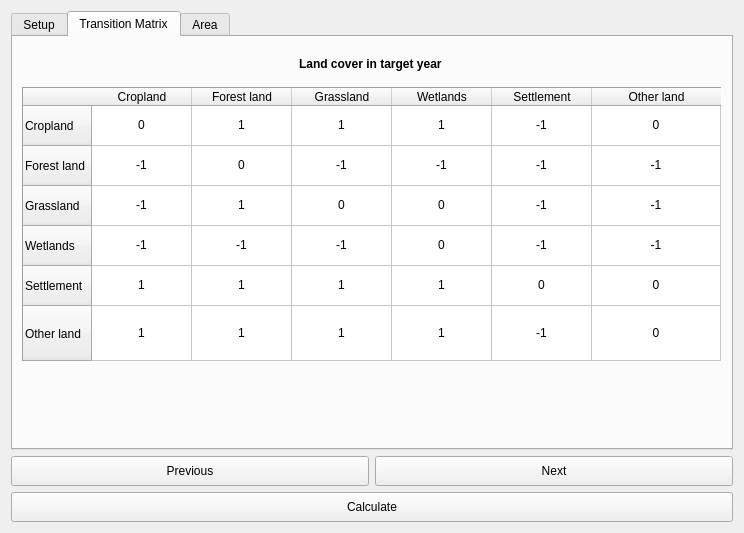
Before: the Qt Designer form LDMP/gui/DlgCalculateLC.ui in ConservationInternational/trends.earth, drawn with Qt 5.
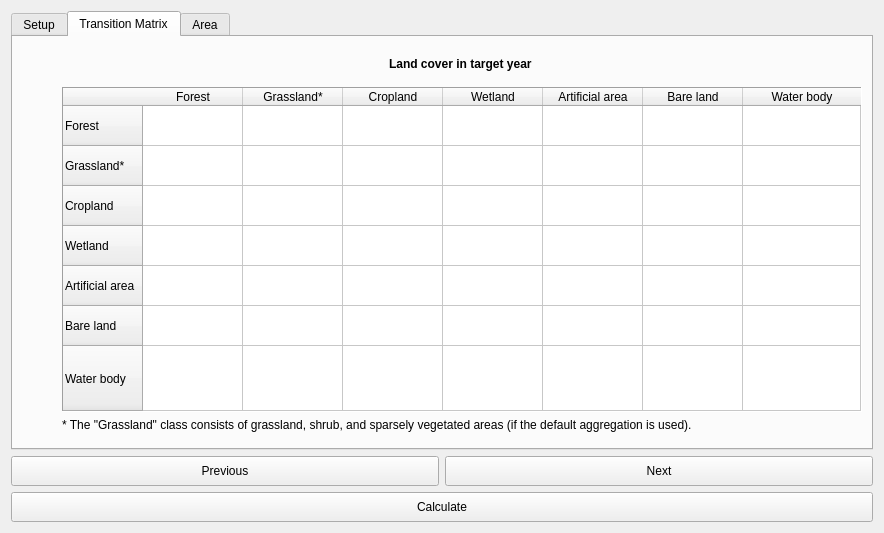
After: the same form once the commit is applied. The open tabs and pages were chosen to show the change.

Commit message:
Add seven classes to lc transition table.
Also add vertical header on side of table.

The edit to the form file:
```diff
--- a/LDMP/gui/DlgCalculateLC.ui
+++ b/LDMP/gui/DlgCalculateLC.ui
@@ -6,8 +6,8 @@
    <rect>
     <x>0</x>
     <y>0</y>
-    <width>742</width>
-    <height>507</height>
+    <width>844</width>
+    <height>530</height>
    </rect>
   </property>
   <property name="sizePolicy">
@@ -325,7 +325,16 @@
        <string>Transition Matrix</string>
       </attribute>
       <layout class="QVBoxLayout" name="verticalLayout_4">
-       <item alignment="Qt::AlignHCenter">
+       <item>
+        <layout class="QGridLayout" name="lc_trans_table_layout" rowminimumheight="0,0,0">
+         <item row="2" column="1">
+          <widget class="QLabel" name="label_5">
+           <property name="text">
+            <string>* The &quot;Grassland&quot; class consists of grassland, shrub, and sparsely vegetated areas (if the default aggregation is used).</string>
+           </property>
+          </widget>
+         </item>
+         <item row="0" column="1" alignment="Qt::AlignHCenter">
         <widget class="QLabel" name="label_lc_target_year">
          <property name="sizePolicy">
           <sizepolicy hsizetype="Preferred" vsizetype="Minimum">
@@ -356,18 +365,18 @@
          </property>
         </widget>
        </item>
-       <item>
+         <item row="1" column="1">
         <widget class="QTableWidget" name="transMatrix">
          <property name="sizePolicy">
-          <sizepolicy hsizetype="Minimum" vsizetype="Minimum">
+            <sizepolicy hsizetype="Expanding" vsizetype="Expanding">
            <horstretch>0</horstretch>
            <verstretch>0</verstretch>
           </sizepolicy>
          </property>
          <property name="minimumSize">
           <size>
-           <width>700</width>
-           <height>275</height>
+             <width>800</width>
+             <height>325</height>
           </size>
          </property>
          <property name="autoFillBackground">
@@ -386,10 +395,10 @@
           <enum>Qt::SolidLine</enum>
          </property>
          <property name="rowCount">
-          <number>6</number>
+            <number>7</number>
          </property>
          <property name="columnCount">
-          <number>6</number>
+            <number>7</number>
          </property>
          <attribute name="horizontalHeaderCascadingSectionResizes">
           <bool>true</bool>
@@ -411,67 +420,77 @@
          </attribute>
          <row>
           <property name="text">
-           <string>Cropland</string>
+             <string>Forest</string>
           </property>
          </row>
          <row>
           <property name="text">
-           <string>Forest land</string>
+             <string>Grassland*</string>
           </property>
          </row>
          <row>
           <property name="text">
-           <string>Grassland</string>
+             <string>Cropland</string>
           </property>
          </row>
          <row>
           <property name="text">
-           <string>Wetlands</string>
+             <string>Wetland</string>
           </property>
          </row>
          <row>
           <property name="text">
-           <string>Settlement</string>
+             <string>Artificial area</string>
           </property>
          </row>
          <row>
           <property name="text">
-           <string>Other land</string>
-          </property>
-         </row>
+             <string>Bare land</string>
+            </property>
+           </row>
+           <row>
+            <property name="text">
+             <string>Water body</string>
+            </property>
+           </row>
          <column>
           <property name="text">
-           <string>Cropland</string>
+             <string>Forest</string>
           </property>
          </column>
          <column>
           <property name="text">
-           <string>Forest land</string>
+             <string>Grassland*</string>
           </property>
          </column>
          <column>
           <property name="text">
-           <string>Grassland</string>
+             <string>Cropland</string>
           </property>
          </column>
          <column>
           <property name="text">
-           <string>Wetlands</string>
+             <string>Wetland</string>
           </property>
          </column>
          <column>
           <property name="text">
-           <string>Settlement</string>
+             <string>Artificial area</string>
           </property>
          </column>
          <column>
           <property name="text">
-           <string>Other land</string>
+             <string>Bare land</string>
+            </property>
+           </column>
+           <column>
+            <property name="text">
+             <string>Water body</string>
           </property>
          </column>
          <item row="0" column="0">
           <property name="text">
-           <string>0</string>
+             <string/>
           </property>
           <property name="textAlignment">
            <set>AlignHCenter|AlignVCenter|AlignCenter</set>
@@ -479,7 +498,7 @@
          </item>
          <item row="0" column="1">
           <property name="text">
-           <string>1</string>
+             <string/>
           </property>
           <property name="textAlignment">
            <set>AlignHCenter|AlignVCenter|AlignCenter</set>
@@ -487,7 +506,7 @@
          </item>
          <item row="0" column="2">
           <property name="text">
-           <string>1</string>
+             <string/>
           </property>
           <property name="textAlignment">
            <set>AlignHCenter|AlignVCenter|AlignCenter</set>
@@ -495,7 +514,7 @@
          </item>
          <item row="0" column="3">
           <property name="text">
-           <string>1</string>
+             <string/>
           </property>
           <property name="textAlignment">
            <set>AlignHCenter|AlignVCenter|AlignCenter</set>
@@ -503,7 +522,7 @@
          </item>
          <item row="0" column="4">
           <property name="text">
-           <string>-1</string>
+             <string/>
           </property>
           <property name="textAlignment">
            <set>AlignHCenter|AlignVCenter|AlignCenter</set>
@@ -511,15 +530,20 @@
          </item>
          <item row="0" column="5">
           <property name="text">
-           <string>0</string>
+             <string/>
           </property>
           <property name="textAlignment">
            <set>AlignHCenter|AlignVCenter|AlignCenter</set>
           </property>
          </item>
+           <item row="0" column="6">
+            <property name="text">
+             <string/>
+            </property>
+           </item>
          <item row="1" column="0">
           <property name="text">
-           <string>-1</string>
+             <string/>
           </property>
           <property name="textAlignment">
            <set>AlignHCenter|AlignVCenter|AlignCenter</set>
@@ -527,7 +551,7 @@
          </item>
          <item row="1" column="1">
           <property name="text">
-           <string>0</string>
+             <string/>
           </property>
           <property name="textAlignment">
            <set>AlignHCenter|AlignVCenter|AlignCenter</set>
@@ -535,7 +559,7 @@
          </item>
          <item row="1" column="2">
           <property name="text">
-           <string>-1</string>
+             <string/>
           </property>
           <property name="textAlignment">
            <set>AlignHCenter|AlignVCenter|AlignCenter</set>
@@ -543,7 +567,7 @@
          </item>
          <item row="1" column="3">
           <property name="text">
-           <string>-1</string>
+             <string/>
           </property>
           <property name="textAlignment">
            <set>AlignHCenter|AlignVCenter|AlignCenter</set>
@@ -551,7 +575,7 @@
          </item>
          <item row="1" column="4">
           <property name="text">
-           <string>-1</string>
+             <string/>
           </property>
           <property name="textAlignment">
            <set>AlignHCenter|AlignVCenter|AlignCenter</set>
@@ -559,15 +583,20 @@
          </item>
          <item row="1" column="5">
           <property name="text">
-           <string>-1</string>
+             <string/>
           </property>
           <property name="textAlignment">
            <set>AlignHCenter|AlignVCenter|AlignCenter</set>
           </property>
          </item>
+           <item row="1" column="6">
+            <property name="text">
+             <string/>
+            </property>
+           </item>
          <item row="2" column="0">
           <property name="text">
-           <string>-1</string>
+             <string/>
           </property>
           <property name="textAlignment">
            <set>AlignHCenter|AlignVCenter|AlignCenter</set>
@@ -575,7 +604,7 @@
          </item>
          <item row="2" column="1">
           <property name="text">
-           <string>1</string>
+             <string/>
           </property>
           <property name="textAlignment">
            <set>AlignHCenter|AlignVCenter|AlignCenter</set>
@@ -583,7 +612,7 @@
          </item>
          <item row="2" column="2">
           <property name="text">
-           <string>0</string>
+             <string/>
           </property>
           <property name="textAlignment">
            <set>AlignHCenter|AlignVCenter|AlignCenter</set>
@@ -591,7 +620,7 @@
          </item>
          <item row="2" column="3">
           <property name="text">
-           <string>0</string>
+             <string/>
           </property>
           <property name="textAlignment">
            <set>AlignHCenter|AlignVCenter|AlignCenter</set>
@@ -599,7 +628,7 @@
          </item>
          <item row="2" column="4">
           <property name="text">
-           <string>-1</string>
+             <string/>
           </property>
           <property name="textAlignment">
            <set>AlignHCenter|AlignVCenter|AlignCenter</set>
@@ -607,15 +636,20 @@
          </item>
          <item row="2" column="5">
           <property name="text">
-           <string>-1</string>
+             <string/>
           </property>
           <property name="textAlignment">
            <set>AlignHCenter|AlignVCenter|AlignCenter</set>
           </property>
          </item>
+           <item row="2" column="6">
+            <property name="text">
+             <string/>
+            </property>
+           </item>
          <item row="3" column="0">
           <property name="text">
-           <string>-1</string>
+             <string/>
           </property>
           <property name="textAlignment">
            <set>AlignHCenter|AlignVCenter|AlignCenter</set>
@@ -623,7 +657,7 @@
          </item>
          <item row="3" column="1">
           <property name="text">
-           <string>-1</string>
+             <string/>
           </property>
           <property name="textAlignment">
            <set>AlignHCenter|AlignVCenter|AlignCenter</set>
@@ -631,7 +665,7 @@
          </item>
          <item row="3" column="2">
           <property name="text">
-           <string>-1</string>
+             <string/>
           </property>
           <property name="textAlignment">
            <set>AlignHCenter|AlignVCenter|AlignCenter</set>
@@ -639,7 +673,7 @@
          </item>
          <item row="3" column="3">
           <property name="text">
-           <string>0</string>
+             <string/>
           </property>
           <property name="textAlignment">
            <set>AlignHCenter|AlignVCenter|AlignCenter</set>
@@ -647,7 +681,7 @@
          </item>
          <item row="3" column="4">
           <property name="text">
-           <string>-1</string>
+             <string/>
           </property>
           <property name="textAlignment">
            <set>AlignHCenter|AlignVCenter|AlignCenter</set>
@@ -655,15 +689,20 @@
          </item>
          <item row="3" column="5">
           <property name="text">
-           <string>-1</string>
+             <string/>
           </property>
           <property name="textAlignment">
            <set>AlignHCenter|AlignVCenter|AlignCenter</set>
           </property>
          </item>
+           <item row="3" column="6">
+            <property name="text">
+             <string/>
+            </property>
+           </item>
          <item row="4" column="0">
           <property name="text">
-           <string>1</string>
+             <string/>
           </property>
           <property name="textAlignment">
            <set>AlignHCenter|AlignVCenter|AlignCenter</set>
@@ -671,7 +710,7 @@
          </item>
          <item row="4" column="1">
           <property name="text">
-           <string>1</string>
+             <string/>
           </property>
           <property name="textAlignment">
            <set>AlignHCenter|AlignVCenter|AlignCenter</set>
@@ -679,7 +718,7 @@
          </item>
          <item row="4" column="2">
           <property name="text">
-           <string>1</string>
+             <string/>
           </property>
           <property name="textAlignment">
            <set>AlignHCenter|AlignVCenter|AlignCenter</set>
@@ -687,7 +726,7 @@
          </item>
          <item row="4" column="3">
           <property name="text">
-           <string>1</string>
+             <string/>
           </property>
           <property name="textAlignment">
            <set>AlignHCenter|AlignVCenter|AlignCenter</set>
@@ -695,7 +734,7 @@
          </item>
          <item row="4" column="4">
           <property name="text">
-           <string>0</string>
+             <string/>
           </property>
           <property name="textAlignment">
            <set>AlignHCenter|AlignVCenter|AlignCenter</set>
@@ -703,15 +742,20 @@
          </item>
          <item row="4" column="5">
           <property name="text">
-           <string>0</string>
+             <string/>
           </property>
           <property name="textAlignment">
            <set>AlignHCenter|AlignVCenter|AlignCenter</set>
           </property>
          </item>
+           <item row="4" column="6">
+            <property name="text">
+             <string/>
+            </property>
+           </item>
          <item row="5" column="0">
           <property name="text">
-           <string>1</string>
+             <string/>
           </property>
           <property name="textAlignment">
            <set>AlignHCenter|AlignVCenter|AlignCenter</set>
@@ -719,7 +763,7 @@
          </item>
          <item row="5" column="1">
           <property name="text">
-           <string>1</string>
+             <string/>
           </property>
           <property name="textAlignment">
            <set>AlignHCenter|AlignVCenter|AlignCenter</set>
@@ -727,7 +771,7 @@
          </item>
          <item row="5" column="2">
           <property name="text">
-           <string>1</string>
+             <string/>
           </property>
           <property name="textAlignment">
            <set>AlignHCenter|AlignVCenter|AlignCenter</set>
@@ -735,7 +779,7 @@
          </item>
          <item row="5" column="3">
           <property name="text">
-           <string>1</string>
+             <string/>
           </property>
           <property name="textAlignment">
            <set>AlignHCenter|AlignVCenter|AlignCenter</set>
@@ -743,7 +787,7 @@
          </item>
          <item row="5" column="4">
           <property name="text">
-           <string>-1</string>
+             <string/>
           </property>
           <property name="textAlignment">
            <set>AlignHCenter|AlignVCenter|AlignCenter</set>
@@ -751,13 +795,33 @@
          </item>
          <item row="5" column="5">
           <property name="text">
-           <string>0</string>
+             <string/>
           </property>
           <property name="textAlignment">
            <set>AlignHCenter|AlignVCenter|AlignCenter</set>
           </property>
          </item>
-        </widget>
+           <item row="5" column="6">
+            <property name="text">
+             <string/>
+            </property>
+           </item>
+          </widget>
+         </item>
+         <item row="0" column="0">
+          <spacer name="horizontalSpacer">
+           <property name="orientation">
+            <enum>Qt::Horizontal</enum>
+           </property>
+           <property name="sizeHint" stdset="0">
+            <size>
+             <width>40</width>
+             <height>20</height>
+            </size>
+           </property>
+          </spacer>
+         </item>
+        </layout>
        </item>
        <item>
         <spacer name="verticalSpacer_2">
```
Left out of the diff: 29 changed lines with no effect on the pictures. Lines whose indentation alone changed are shown as unchanged. The commit also changes 1 other file.
